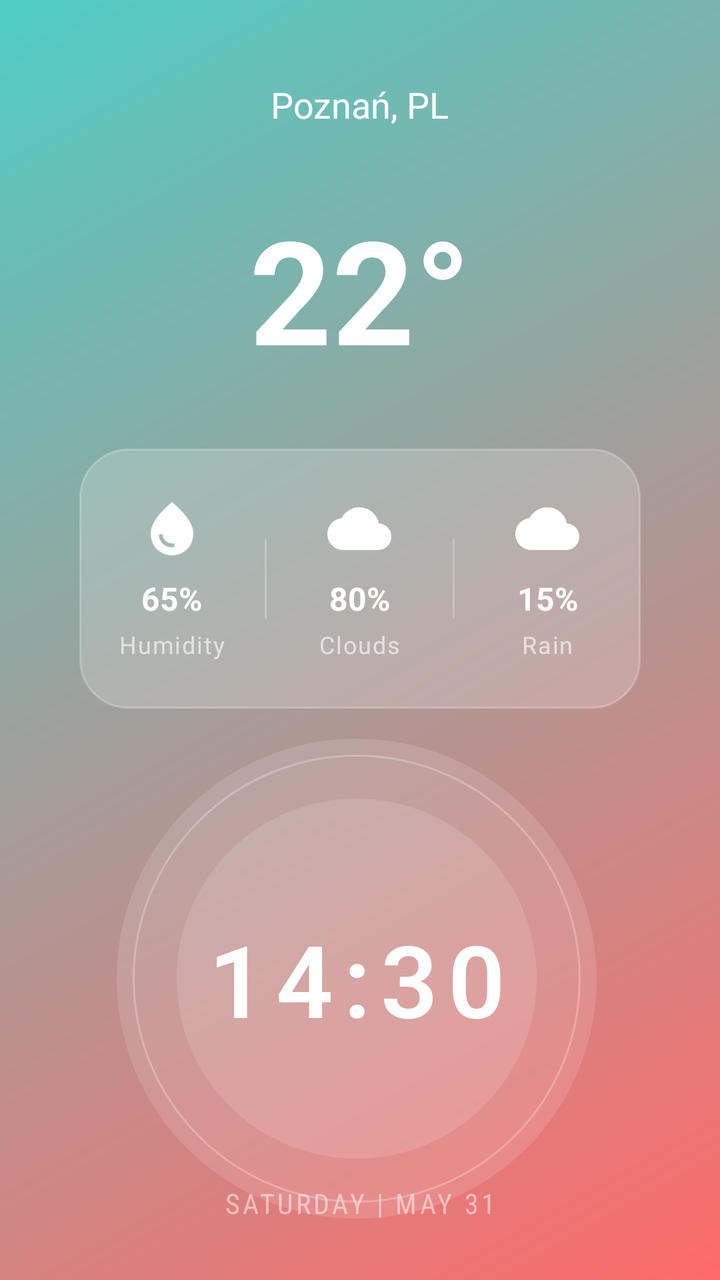
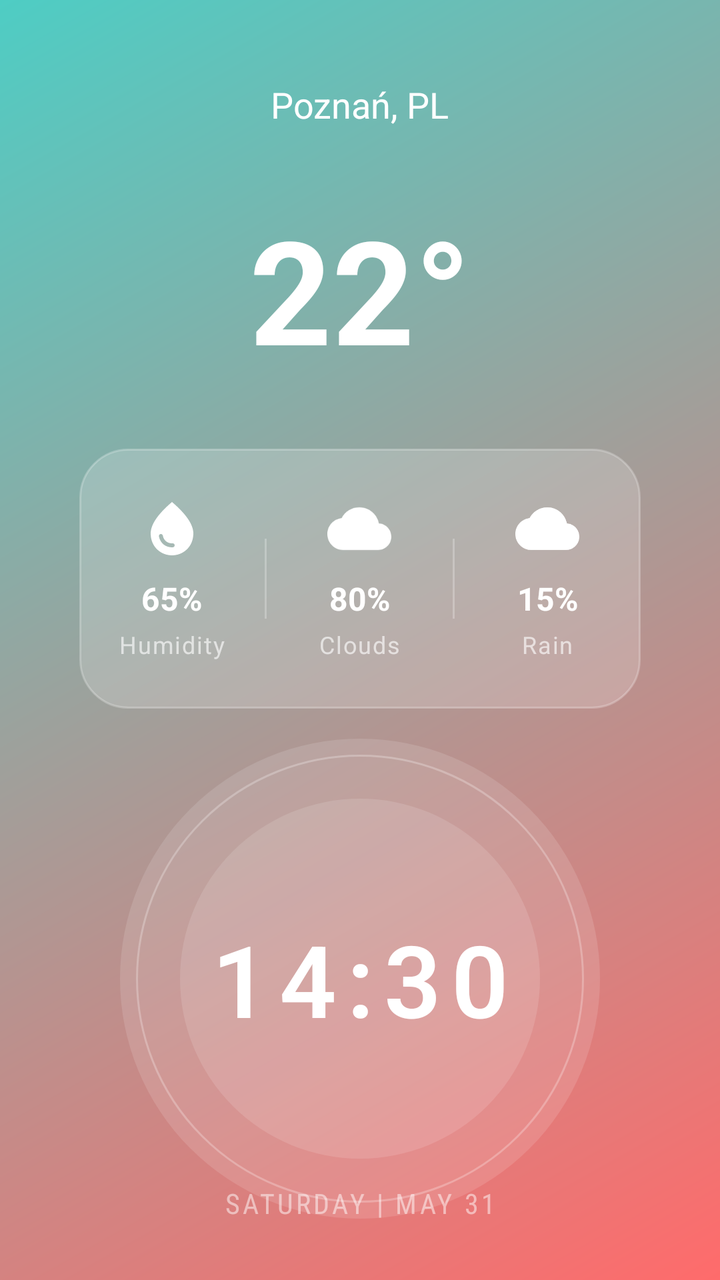

Screens rendered from an Android XML layout before and after an edit, with the pre-edit source and the edit as a unified diff.
<!-- AndroidManifest.xml: application theme Theme.Regenval -->
<!-- res/layout/activity_main.xml -->
<?xml version="1.0" encoding="utf-8"?>
<androidx.constraintlayout.widget.ConstraintLayout
    xmlns:android="http://schemas.android.com/apk/res/android"
    xmlns:app="http://schemas.android.com/apk/res-auto"
    xmlns:tools="http://schemas.android.com/tools"
    android:id="@+id/main"
    android:layout_width="match_parent"
    android:layout_height="match_parent"
    android:background="@drawable/bg_gradient"
    android:padding="24dp"
    tools:context=".MainActivity">

    <TextView
        android:id="@+id/tvLocation"
        android:layout_width="wrap_content"
        android:layout_height="wrap_content"
        android:text="Poznań, PL"
        android:textColor="#FFFFFF"
        android:textSize="18sp"
        app:layout_constraintEnd_toEndOf="parent"
        app:layout_constraintStart_toStartOf="parent"
        app:layout_constraintTop_toTopOf="parent"
        android:layout_marginTop="16dp" />


    <TextView
        android:id="@+id/tvTemperature"
        android:layout_width="wrap_content"
        android:layout_height="wrap_content"
        android:layout_marginTop="32dp"
        android:text="22°"
        android:textColor="#FFFFFF"
        android:textSize="72sp"
        android:textStyle="bold"
        app:layout_constraintEnd_toEndOf="parent"
        app:layout_constraintStart_toStartOf="parent"
        app:layout_constraintTop_toBottomOf="@+id/tvLocation" />

    <LinearLayout
        android:id="@+id/weatherDetailsContainer"
        android:layout_width="0dp"
        android:layout_height="wrap_content"
        android:layout_marginTop="32dp"
        android:orientation="horizontal"
        android:gravity="center"
        android:paddingVertical="16dp"
        android:background="@drawable/details_container_bg"
        app:layout_constraintStart_toStartOf="parent"
        app:layout_constraintEnd_toEndOf="parent"
        app:layout_constraintTop_toBottomOf="@id/tvTemperature"
        app:layout_constraintWidth_percent="0.9">

        <LinearLayout
            android:layout_width="0dp"
            android:layout_height="wrap_content"
            android:layout_weight="1"
            android:orientation="vertical"
            android:gravity="center"
            android:padding="8dp">

            <ImageView
                android:layout_width="32dp"
                android:layout_height="32dp"
                android:src="@drawable/ic_humidity"
                android:tint="#FFFFFF"
                android:contentDescription="Humidity" />

            <TextView
                android:id="@+id/tvHumidityValue"
                android:layout_width="wrap_content"
                android:layout_height="wrap_content"
                android:text="65%"
                android:textColor="#FFFFFF"
                android:textSize="16sp"
                android:textStyle="bold"
                android:layout_marginTop="8dp"/>

            <TextView
                android:layout_width="wrap_content"
                android:layout_height="wrap_content"
                android:text="Humidity"
                android:textColor="#A0FFFFFF"
                android:textSize="12sp"
                android:letterSpacing="0.05"
                android:layout_marginTop="4dp"/>
        </LinearLayout>

        <View
            android:layout_width="1dp"
            android:layout_height="40dp"
            android:background="#40FFFFFF" />

        <LinearLayout
            android:layout_width="0dp"
            android:layout_height="wrap_content"
            android:layout_weight="1"
            android:orientation="vertical"
            android:gravity="center"
            android:padding="8dp">

            <ImageView
                android:layout_width="32dp"
                android:layout_height="32dp"
                android:src="@drawable/ic_cloud"
                android:tint="#FFFFFF"
                android:contentDescription="Cloud cover" />

            <TextView
                android:id="@+id/tvCloudsValue"
                android:layout_width="wrap_content"
                android:layout_height="wrap_content"
                android:text="80%"
                android:textColor="#FFFFFF"
                android:textSize="16sp"
                android:textStyle="bold"
                android:layout_marginTop="8dp"/>

            <TextView
                android:layout_width="wrap_content"
                android:layout_height="wrap_content"
                android:text="Clouds"
                android:textColor="#A0FFFFFF"
                android:textSize="12sp"
                android:letterSpacing="0.05"
                android:layout_marginTop="4dp"/>
        </LinearLayout>

        <View
            android:layout_width="1dp"
            android:layout_height="40dp"
            android:background="#40FFFFFF" />

        <LinearLayout
            android:layout_width="0dp"
            android:layout_height="wrap_content"
            android:layout_weight="1"
            android:orientation="vertical"
            android:gravity="center"
            android:padding="8dp">

            <ImageView
                android:layout_width="32dp"
                android:layout_height="32dp"
                android:src="@drawable/ic_rain"
                android:tint="#FFFFFF"
                android:contentDescription="Precipitation" />

            <TextView
                android:layout_width="wrap_content"
                android:layout_height="wrap_content"
                android:text="15%"
                android:textColor="#FFFFFF"
                android:textSize="16sp"
                android:textStyle="bold"
                android:layout_marginTop="8dp"
                android:id="@+id/tvRainValue"/>

            <TextView

                android:layout_width="wrap_content"
                android:layout_height="wrap_content"
                android:text="Rain"
                android:textColor="#A0FFFFFF"
                android:textSize="12sp"
                android:letterSpacing="0.05"
                android:layout_marginTop="4dp"/>
        </LinearLayout>
    </LinearLayout>

    <androidx.constraintlayout.widget.ConstraintLayout
        android:id="@+id/clockContainer"
        android:layout_width="0dp"
        android:layout_height="240dp"
        android:layout_marginTop="32dp"
        app:layout_constraintBottom_toTopOf="@+id/tvDate"
        app:layout_constraintEnd_toEndOf="parent"
        app:layout_constraintStart_toStartOf="parent"
        app:layout_constraintTop_toBottomOf="@id/weatherDetailsContainer"
        app:layout_constraintWidth_percent="0.8">

        <View
            android:id="@+id/clockCircle"
            android:layout_width="0dp"
            android:layout_height="0dp"
            android:background="@drawable/clock_bg"
            app:layout_constraintBottom_toBottomOf="parent"
            app:layout_constraintDimensionRatio="1:1"
            app:layout_constraintEnd_toEndOf="parent"
            app:layout_constraintHeight_percent="1.0"
            app:layout_constraintHorizontal_bias="0.313"
            app:layout_constraintStart_toStartOf="parent"
            app:layout_constraintTop_toTopOf="parent"
            app:layout_constraintVertical_bias="0.0"
            app:layout_constraintWidth_percent="1.0" />

        <TextView
            android:id="@+id/tvTime"
            android:layout_width="wrap_content"
            android:layout_height="wrap_content"
            android:fontFamily="sans-serif-light"
            android:letterSpacing="0.1"
            android:text="14:30"
            android:textColor="#FFFFFF"
            android:textSize="50sp"
            android:textStyle="bold"
            app:layout_constraintBottom_toBottomOf="@id/clockCircle"
            app:layout_constraintEnd_toEndOf="@id/clockCircle"
            app:layout_constraintStart_toStartOf="@id/clockCircle"
            app:layout_constraintTop_toTopOf="@id/clockCircle" />
    </androidx.constraintlayout.widget.ConstraintLayout>

    <TextView
        android:id="@+id/tvDate"
        android:layout_width="wrap_content"
        android:layout_height="wrap_content"
        android:text="SATURDAY | MAY 31"
        android:textColor="#80FFFFFF"
        android:textSize="14sp"
        android:fontFamily="sans-serif-condensed"
        android:letterSpacing="0.1"
        android:gravity="center"
        app:layout_constraintBottom_toBottomOf="parent"
        app:layout_constraintStart_toStartOf="parent"
        app:layout_constraintEnd_toEndOf="parent"
        android:layout_marginBottom="5dp" />

</androidx.constraintlayout.widget.ConstraintLayout>
<!-- resources referenced by this layout -->
<resources>
  <!-- drawable bg_gradient (drawable) -->
  <shape android:shape="rectangle" xmlns:android="http://schemas.android.com/apk/res/android">
      <gradient
          android:angle="135"
          android:startColor="#FF6B6B"
          android:endColor="#4ECDC4"
          android:type="linear" />
  </shape>
  <!-- drawable clock_bg (drawable) -->
  <layer-list xmlns:android="http://schemas.android.com/apk/res/android">
      <item>
          <shape android:shape="oval">
              <solid android:color="#20FFFFFF"/>
              <size android:width="200dp" android:height="200dp"/>
          </shape>
      </item>
  
      <item android:top="8dp" android:bottom="8dp" android:left="8dp" android:right="8dp">
          <shape android:shape="oval">
              <stroke android:width="1dp" android:color="#40FFFFFF"/>
              <solid android:color="#00000000"/>
          </shape>
      </item>
  
      <item android:top="30dp" android:bottom="30dp" android:left="30dp" android:right="30dp">
          <shape android:shape="oval">
              <solid android:color="#20FFFFFF"/>
          </shape>
      </item>
  </layer-list>
  <!-- drawable details_container_bg (drawable) -->
  <shape xmlns:android="http://schemas.android.com/apk/res/android">
      <solid android:color="#30FFFFFF" />
      <corners android:radius="24dp" />
      <stroke
          android:width="1dp"
          android:color="#40FFFFFF" />
  </shape>
  <!-- drawable ic_cloud (drawable) -->
  <vector xmlns:android="http://schemas.android.com/apk/res/android"
      android:width="24dp"
      android:height="24dp"
      android:viewportWidth="24"
      android:viewportHeight="24">
      <path
          android:fillColor="#FFFFFF"
          android:pathData="M19.35,10.04C18.67,6.59 15.64,4 12,4C9.11,4 6.6,5.64 5.35,8.04C2.34,8.36 0,10.91 0,14c0,3.31 2.69,6 6,6h13c2.76,0 5,-2.24 5,-5c0,-2.64 -2.05,-4.78 -4.65,-4.96z"/>
  </vector>
  <!-- drawable ic_humidity (drawable) -->
  <vector xmlns:android="http://schemas.android.com/apk/res/android"
      android:width="24dp"
      android:height="24dp"
      android:viewportWidth="24"
      android:viewportHeight="24">
      <path
          android:fillColor="#FFFFFF"
          android:pathData="M12,2c-5.33,4.55 -8,8.48 -8,11.8c0,4.98 3.8,8.2 8,8.2s8,-3.22 8,-8.2c0,-3.32 -2.67,-7.25 -8,-11.8zM7.83,14c0.37,0 0.67,0.26 0.74,0.62c0.41,2.22 2.28,2.98 3.64,2.87c0.43,-0.02 0.79,0.32 0.79,0.75c0,0.4 -0.32,0.73 -0.72,0.75c-2.13,0.13 -4.62,-1.09 -5.19,-4.12c-0.08,-0.44 0.25,-0.87 0.74,-0.87z"/>
  </vector>
  <!-- drawable ic_rain (drawable) -->
  <vector xmlns:android="http://schemas.android.com/apk/res/android"
      android:width="24dp"
      android:height="24dp"
      android:viewportWidth="24"
      android:viewportHeight="24">
      <path
          android:fillColor="#FFFFFF"
          android:pathData="M19.35,10.04C18.67,6.59 15.64,4 12,4C9.11,4 6.6,5.64 5.35,8.04C2.34,8.36 0,10.91 0,14c0,3.31 2.69,6 6,6h13c2.76,0 5,-2.24 5,-5c0,-2.64 -2.05,-4.78 -4.65,-4.96z"/>
  </vector>
  <style name="Theme.Regenval" parent="Base.Theme.Regenval" />
  <style name="Base.Theme.Regenval" parent="Theme.Material3.DayNight.NoActionBar">
          
          
      </style>
</resources>

<!-- the commit's change to res/layout/activity_main.xml (unified diff, before → after) -->
@@ -51,6 +51,7 @@
         app:layout_constraintWidth_percent="0.9">
 
         <LinearLayout
+            android:id="@+id/humClick"
             android:layout_width="0dp"
             android:layout_height="wrap_content"
             android:layout_weight="1"
@@ -187,7 +188,7 @@
             app:layout_constraintDimensionRatio="1:1"
             app:layout_constraintEnd_toEndOf="parent"
             app:layout_constraintHeight_percent="1.0"
-            app:layout_constraintHorizontal_bias="0.313"
+            app:layout_constraintHorizontal_bias="0.49"
             app:layout_constraintStart_toStartOf="parent"
             app:layout_constraintTop_toTopOf="parent"
             app:layout_constraintVertical_bias="0.0"
<!-- resource entries referenced after the edit -->
@@ -39,14 +39,17 @@
           android:color="#40FFFFFF" />
   </shape>
   <!-- drawable ic_cloud (drawable) -->
-  <vector xmlns:android="http://schemas.android.com/apk/res/android"
+  <vector
+      xmlns:android="http://schemas.android.com/apk/res/android"
       android:width="24dp"
       android:height="24dp"
       android:viewportWidth="24"
       android:viewportHeight="24">
+  
       <path
           android:fillColor="#FFFFFF"
-          android:pathData="M19.35,10.04C18.67,6.59 15.64,4 12,4C9.11,4 6.6,5.64 5.35,8.04C2.34,8.36 0,10.91 0,14c0,3.31 2.69,6 6,6h13c2.76,0 5,-2.24 5,-5c0,-2.64 -2.05,-4.78 -4.65,-4.96z"/>
+          android:pathData="M19.35,10.04C18.67,6.59 15.64,4 12,4C9.11,4 6.6,5.64 5.35,8.04C2.34,8.36 0,10.91 0,14c0,3.31 2.69,6 6,6h13c2.76,0 5,-2.24 5,-5c0,-2.64 -2.05,-4.78 -4.65,-4.96z" />
+  
   </vector>
   <!-- drawable ic_humidity (drawable) -->
   <vector xmlns:android="http://schemas.android.com/apk/res/android"
